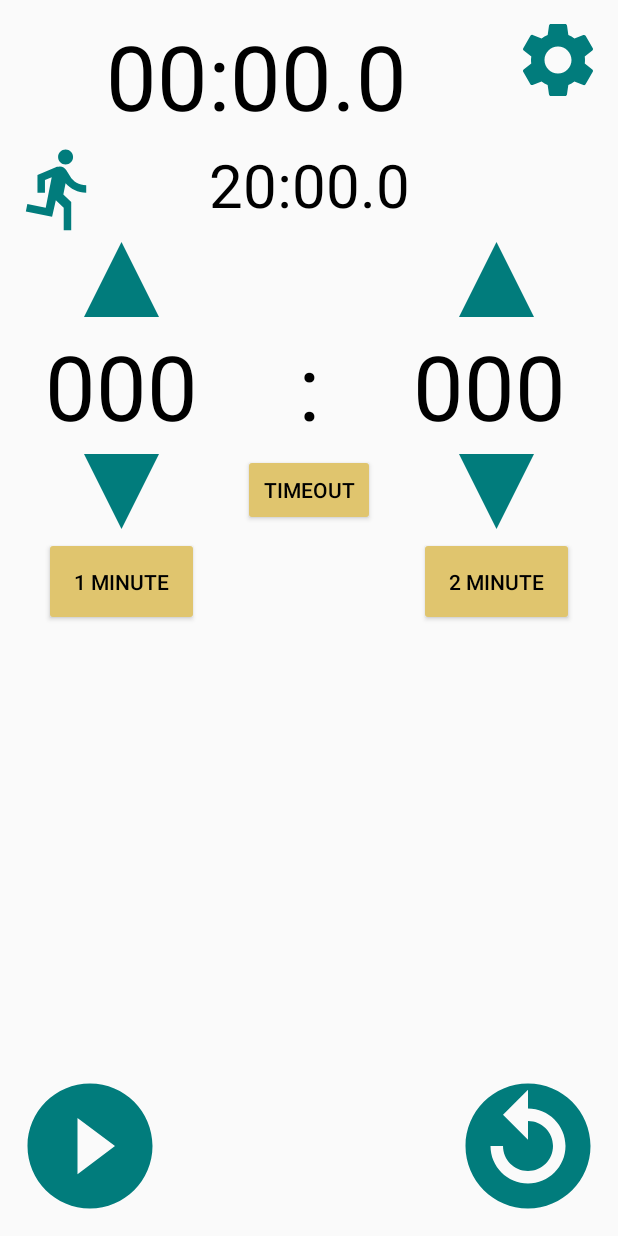
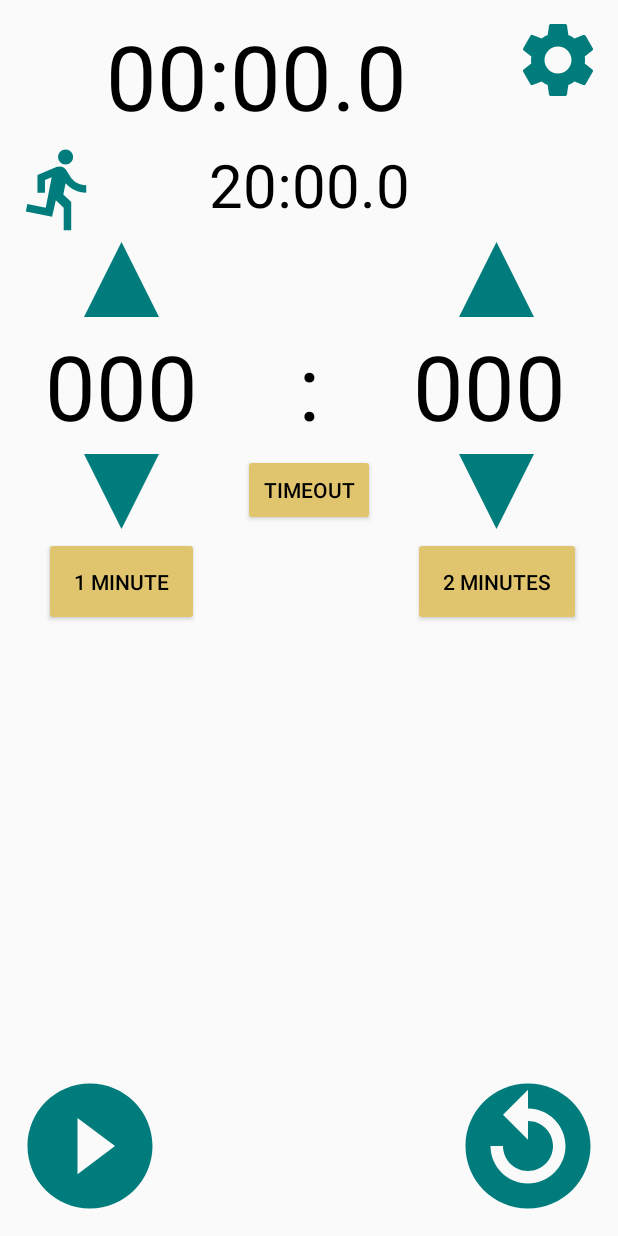
Before and after one commit to benrpinto/SportsTimer, an Android app built with Jetpack Compose: the screen it shows after launch (MainActivity), on a phone screen of 412 x 824 dp. Run offline under Robolectric (Android 15) with nearby library versions, the phone set to English and light mode, and no system bars.

Commit message:
Extracted "minutes" button to string and used plural tag Made the play-pause button change content description depending on which button it is

```diff
--- a/app/src/main/java/com/quadtime/timer/MainActivity.kt
+++ b/app/src/main/java/com/quadtime/timer/MainActivity.kt
@@ -194,6 +194,7 @@ class MainActivity : AppCompatActivity() {
         if(isRunning){
             val buttonPlayPause: ImageButton = findViewById(R.id.playPauseButton)
             buttonPlayPause.setImageResource(R.drawable.pause)
+            buttonPlayPause.contentDescription = getString(R.string.pause_button)
         }else{
             pauseTime = savedInstanceState.getLong("pauseTime")
             mainBase += tempHolder - pauseTime
@@ -317,10 +318,12 @@ class MainActivity : AppCompatActivity() {
             }
         val confirmReset = myPref.getBoolean(getString(R.string.confirm_reset_key),defConfirmReset)
 
-        val y1Text = (yellow1Length/MillisecondsPerMinute).toString() + " minute"
-        button1Min.text = y1Text
-        val y2Text = (yellow2Length/MillisecondsPerMinute).toString() + " minute"
-        button2Min.text = y2Text
+        val y1Num = (yellow1Length/MillisecondsPerMinute).toInt()
+        button1Min.text = resources.getQuantityString(R.plurals.minutes, y1Num, y1Num)
+
+        val y2Num = (yellow2Length/MillisecondsPerMinute).toInt()
+        button2Min.text = resources.getQuantityString(R.plurals.minutes, y2Num, y2Num)
+
 
         //button listeners
         buttonSettings.setOnClickListener{
@@ -332,6 +335,7 @@ class MainActivity : AppCompatActivity() {
             if(isRunning) {
                 pauseTime = SystemClock.elapsedRealtime()
                 buttonPlayPause.setImageResource(R.drawable.play)
+                buttonPlayPause.contentDescription = getString(R.string.play_button)
                 for(a in yellowCards.indices.reversed()){
                     if(yellowCards[a].isTrash){
                         yellowCards.removeAt(a)
@@ -354,6 +358,7 @@ class MainActivity : AppCompatActivity() {
                 }
                 heatTimer.resumeTimer()
                 buttonPlayPause.setImageResource(R.drawable.pause)
+                buttonPlayPause.contentDescription = getString(R.string.pause_button)
             }
             isRunning = !isRunning
         }
@@ -458,6 +463,7 @@ class MainActivity : AppCompatActivity() {
 
         if(isRunning){
             buttonPlayPause.setImageResource(R.drawable.play)
+            buttonPlayPause.contentDescription = getString(R.string.play_button)
             isRunning = false
         }
 
--- a/app/src/main/res/layout-land/activity_main.xml
+++ b/app/src/main/res/layout-land/activity_main.xml
@@ -103,7 +103,7 @@
         android:layout_width="100dp"
         android:layout_height="100dp"
         android:background="@null"
-        android:contentDescription="@string/play_pause_button"
+        android:contentDescription="@string/play_button"
         android:scaleType="fitCenter"
         android:src="@drawable/play"
         app:layout_constraintStart_toStartOf="parent"
--- a/app/src/main/res/layout-w840dp-land/activity_main.xml
+++ b/app/src/main/res/layout-w840dp-land/activity_main.xml
@@ -59,7 +59,7 @@
                 android:layout_weight="0"
                 android:scaleType="fitCenter"
                 android:background="@null"
-                android:contentDescription="@string/play_pause_button"
+                android:contentDescription="@string/play_button"
                 android:src="@drawable/play"/>
 
             <Space
--- a/app/src/main/res/layout/activity_main.xml
+++ b/app/src/main/res/layout/activity_main.xml
@@ -237,7 +237,7 @@
     <ImageButton
         android:id="@+id/playPauseButton"
         app:srcCompat="@drawable/play"
-        android:contentDescription="@string/play_pause_button"
+        android:contentDescription="@string/play_button"
         android:background="@null"
         android:scaleType="fitCenter"
         android:layout_width="100dp"
--- a/app/src/main/res/values/strings.xml
+++ b/app/src/main/res/values/strings.xml
@@ -7,7 +7,8 @@
     <string name="blank_seconds">00:00</string>
     <string name="ten_minutes">10:00.0</string>
     <string name="ten_minutes_no_milli">10:00</string>
-    <string name="play_pause_button">Play or Pause</string>
+    <string name="play_button">Play</string>
+    <string name="pause_button">Pause</string>
     <string name="reset_button">Reset Timer</string>
 
     <string name="flag_runner">Flag Runner</string>
@@ -27,6 +28,11 @@
     <string name="yellow_card">Yellow Card section</string>
     <string name="yellow_1">1 Minute</string>
     <string name="yellow_2">2 Minutes</string>
+    <plurals name="minutes">
+        <item quantity="one">%d Minute</item>
+        <item quantity="other">%d Minutes</item>
+    </plurals>
+
     <string name="clear_card_timer">Clear Card %1$d</string>
 
     <!-- Notifications -->
```
